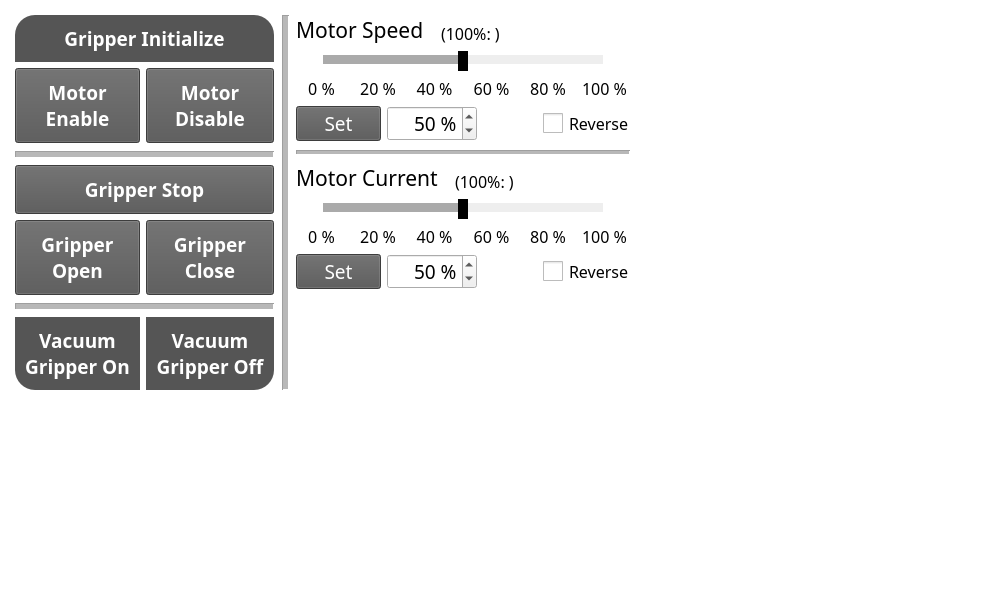
PlanA2G/datc_user_interface, file ui/advanced_control.ui: the form before one commit.
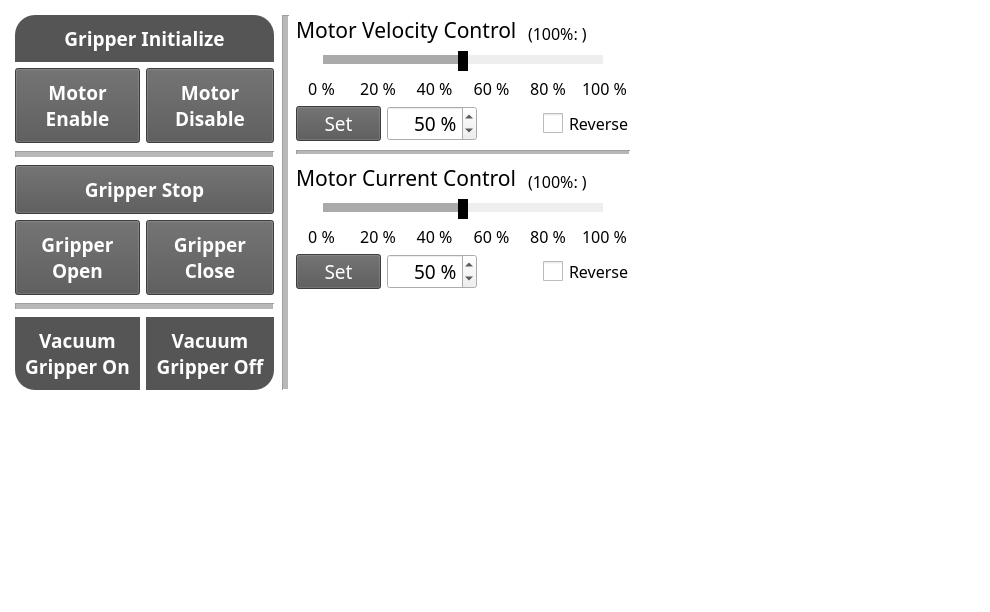
The form after the commit.

```diff
--- a/ui/advanced_control.ui
+++ b/ui/advanced_control.ui
@@ -2213,7 +2213,7 @@
               </font>
              </property>
              <property name="text">
-              <string>Motor Speed  </string>
+              <string>Motor Velocity Control </string>
              </property>
              <property name="alignment">
               <set>Qt::AlignLeading|Qt::AlignLeft|Qt::AlignVCenter</set>
@@ -2793,7 +2793,7 @@
               </font>
              </property>
              <property name="text">
-              <string>Motor Current  </string>
+              <string>Motor Current Control </string>
              </property>
              <property name="alignment">
               <set>Qt::AlignLeading|Qt::AlignLeft|Qt::AlignVCenter</set>
```
